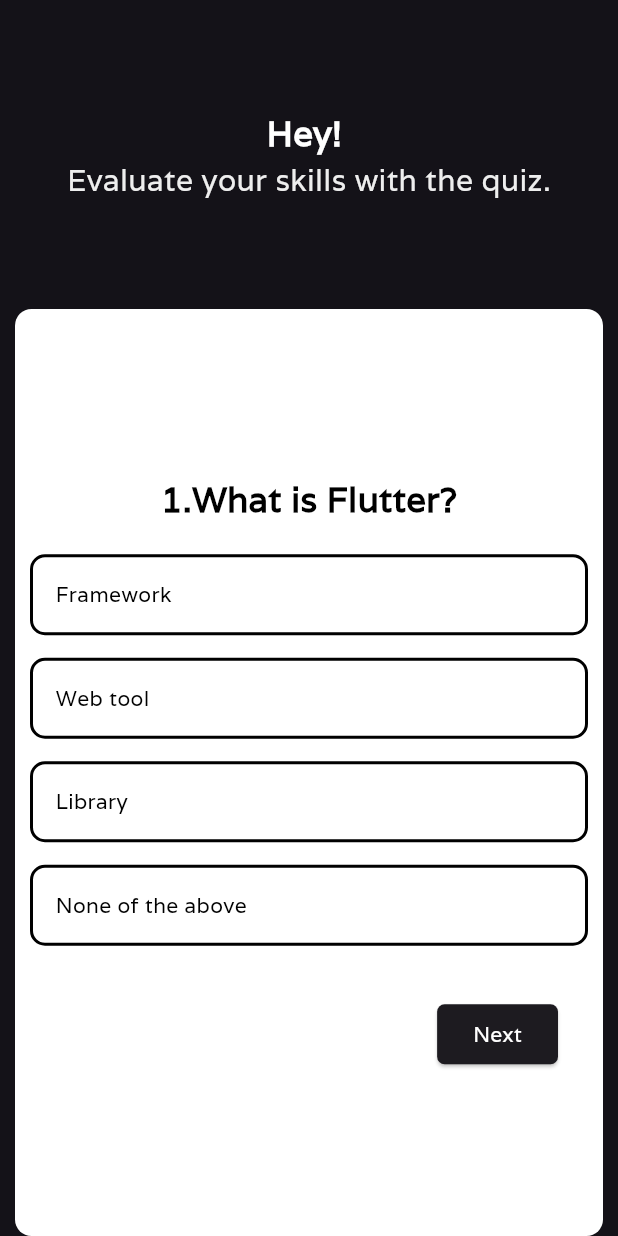
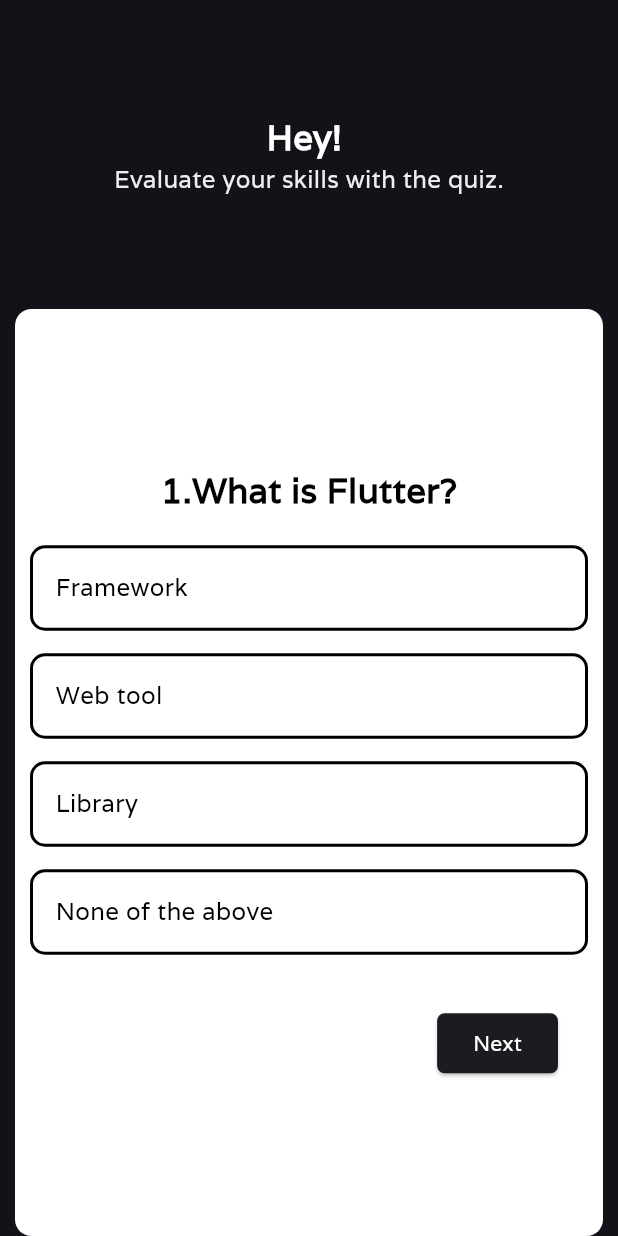
Before and after one commit to thiruu03/Quizapp, a Flutter app: the Quizscreen screen opened directly with empty values, after a tap on "Next", after a tap on "Back", on a phone screen of 412 x 824 dp. Run offline on Flutter 3.47's test engine with Material 3 defaults, Android fonts, the phone set to English and light mode, and no system bars.

Commit message:
initial commit

```diff
--- a/lib/pages/quizscreen.dart
+++ b/lib/pages/quizscreen.dart
@@ -13,36 +13,39 @@ PageController pageController = PageController(initialPage: 0);
 
 class _QuizscreenState extends State<Quizscreen> {
   int correctanswers = 0;
-
-  int? selectedOptionIndex; // Track selected option
-  bool? isAnswerCorrect; // Track whether the selected answer is correct
-  bool isAnswerSelected = false; // Flag to prevent re-selection
+  int? selectedOptionIndex;
+  bool? isAnswerCorrect;
+  bool isAnswerSelected = false;
 
   @override
   Widget build(BuildContext context) {
     final screenSize = MediaQuery.of(context).size;
     final isSmallScreen = screenSize.width < 600;
     final paddingSize = isSmallScreen ? 10.0 : 15.0;
+    final fontSize = isSmallScreen ? 23.0 : 30.0;
+    final questionFontSize = isSmallScreen ? 23.0 : 28.0;
+    final optionFontSize = isSmallScreen ? 16.0 : 20.0;
+
     return Scaffold(
       body: Column(
         children: [
           Expanded(
             child: Center(
               child: Container(
-                padding: const EdgeInsets.symmetric(horizontal: 10),
+                padding: EdgeInsets.symmetric(horizontal: paddingSize),
                 child: Column(
                   mainAxisAlignment: MainAxisAlignment.center,
                   children: [
                     Text(
                       "Hey! ${widget.name}",
-                      style: const TextStyle(
-                          fontSize: 23,
+                      style: TextStyle(
+                          fontSize: fontSize,
                           color: Colors.white,
                           fontWeight: FontWeight.bold),
                     ),
                     Text(
                       "Evaluate your skills with the quiz.",
-                      style: TextStyle(fontSize: 20, color: Colors.grey[200]),
+                      style: TextStyle(fontSize: optionFontSize, color: Colors.grey[200]),
                     ),
                   ],
                 ),
@@ -64,27 +67,21 @@ class _QuizscreenState extends State<Quizscreen> {
                     padding: EdgeInsets.symmetric(horizontal: paddingSize),
                     decoration: const BoxDecoration(
                       color: Colors.white,
-                      borderRadius: BorderRadius.all(
-                        Radius.circular(11),
-                      ),
+                      borderRadius: BorderRadius.all(Radius.circular(11)),
                     ),
                     child: Column(
                       mainAxisAlignment: MainAxisAlignment.center,
                       children: [
-                        const SizedBox(
-                          height: 20,
-                        ),
+                        const SizedBox(height: 20),
                         Text(
                           quizdata['question'],
-                          style: const TextStyle(
+                          style: TextStyle(
                             color: Colors.black,
-                            fontSize: 23,
+                            fontSize: questionFontSize,
                             fontWeight: FontWeight.bold,
                           ),
                         ),
-                        const SizedBox(
-                          height: 20,
-                        ),
+                        const SizedBox(height: 20),//
                         ...List.generate(
                           quizdata['options'].length,
                               (optionIndex) {
@@ -103,36 +100,33 @@ class _QuizscreenState extends State<Quizscreen> {
 
                             return GestureDetector(
                               onTap: isAnswerSelected
-                                  ? null // Disable further taps after selection
+                                  ? null
                                   : () {
                                 setState(() {
                                   selectedOptionIndex = optionIndex;
                                   isAnswerCorrect =
                                       optionIndex == correctAnswerIndex;
 
-                                        // Increment correct answers if answer is correct
                                   if (isAnswerCorrect == true) {
                                     correctanswers++;
                                   }
-
-                                        isAnswerSelected =
-                                            true; // Mark answer as selected
+                                  isAnswerSelected = true;
                                 });
                               },
                               child: Container(
                                 margin: const EdgeInsets.only(bottom: 15),
                                 padding: const EdgeInsets.all(15),
                                 decoration: BoxDecoration(
-                                  border:
-                                      Border.all(color: borderColor, width: 2),
+                                  border: Border.all(color: borderColor, width: 2),
                                   borderRadius: BorderRadius.circular(10),
                                 ),
                                 child: Row(
                                   children: [
                                     Text(
                                       quizdata["options"][optionIndex],
-                                      style:
-                                          const TextStyle(color: Colors.black),
+                                      style: TextStyle(
+                                          color: Colors.black,
+                                          fontSize: optionFontSize),
                                     ),
                                   ],
                                 ),
@@ -140,6 +134,7 @@ class _QuizscreenState extends State<Quizscreen> {
                             );
                           },
                         ),
+                        // Control buttons with responsiveness
                         Container(
                           margin: const EdgeInsets.all(20),
                           child: Row(
@@ -152,19 +147,16 @@ class _QuizscreenState extends State<Quizscreen> {
                                   setState(() {
                                     selectedOptionIndex = null;
                                     isAnswerCorrect = null;
-                                          isAnswerSelected =
-                                              false; // Reset the flag
+                                    isAnswerSelected = false;
                                     pageController.previousPage(
-                                              duration: const Duration(
-                                                  milliseconds: 200),
+                                        duration: const Duration(milliseconds: 200),
                                         curve: Curves.linear);
                                   });
                                 },
                                 style: ElevatedButton.styleFrom(
                                   foregroundColor: Colors.white,
                                   shape: RoundedRectangleBorder(
-                                          borderRadius:
-                                              BorderRadius.circular(5),
+                                    borderRadius: BorderRadius.circular(5),
                                   ),
                                 ),
                                 child: const Text("Back"),
@@ -180,8 +172,7 @@ class _QuizscreenState extends State<Quizscreen> {
                                         height: 500,
                                         width: double.infinity,
                                         child: Column(
-                                                mainAxisAlignment:
-                                                    MainAxisAlignment.center,
+                                          mainAxisAlignment: MainAxisAlignment.center,
                                           children: [
                                             Stack(
                                               alignment: Alignment.center,
@@ -189,21 +180,16 @@ class _QuizscreenState extends State<Quizscreen> {
                                                 Container(
                                                   height: 250,
                                                   width: 250,
-                                                        decoration:
-                                                            BoxDecoration(
-                                                          border: Border
-                                                              .fromBorderSide(
+                                                  decoration: BoxDecoration(
+                                                    border: Border.fromBorderSide(
                                                       BorderSide(
                                                         width: 2,
-                                                              color: correctanswers <
-                                                                      5
+                                                        color: correctanswers < 5
                                                             ? Colors.red
-                                                                  : Colors
-                                                                      .green,
+                                                            : Colors.green,
                                                       ),
                                                     ),
-                                                          shape:
-                                                              BoxShape.circle,
+                                                    shape: BoxShape.circle,
                                                   ),
                                                 ),
                                                 Text(
@@ -212,43 +198,32 @@ class _QuizscreenState extends State<Quizscreen> {
                                                       : "Yeah!\n$correctanswers/10",
                                                   style: const TextStyle(
                                                     fontSize: 22,
-                                                          fontWeight:
-                                                              FontWeight.bold,
+                                                    fontWeight: FontWeight.bold,
                                                   ),
                                                 ),
                                               ],
                                             ),
-                                                  const SizedBox(
-                                                    height: 20,
-                                                  ),
+                                            const SizedBox(height: 20),
                                             ElevatedButton(
                                               onPressed: () {
                                                 setState(() {
                                                   correctanswers = 0;
-                                                        pageController
-                                                            .jumpTo(0);
+                                                  pageController.jumpTo(0);
                                                   Navigator.pop(context);
                                                 });
                                               },
-                                                    style: ElevatedButton
-                                                        .styleFrom(
-                                                      foregroundColor:
-                                                          Colors.black,
-                                                      backgroundColor:
-                                                          Colors.white,
-                                                      shape:
-                                                          RoundedRectangleBorder(
-                                                        borderRadius:
-                                                            BorderRadius
-                                                                .circular(5),
+                                              style: ElevatedButton.styleFrom(
+                                                foregroundColor: Colors.black,
+                                                backgroundColor: Colors.white,
+                                                shape: RoundedRectangleBorder(
+                                                  borderRadius: BorderRadius.circular(5),
                                                 ),
                                               ),
                                               child: const Text(
                                                 "Start Again",
                                                 style: TextStyle(
                                                   fontSize: 20,
-                                                        fontWeight:
-                                                            FontWeight.bold,
+                                                  fontWeight: FontWeight.bold,
                                                 ),
                                               ),
                                             ),
@@ -261,46 +236,40 @@ class _QuizscreenState extends State<Quizscreen> {
                                 style: ElevatedButton.styleFrom(
                                   foregroundColor: Colors.white,
                                   shape: RoundedRectangleBorder(
-                                          borderRadius:
-                                              BorderRadius.circular(5),
+                                    borderRadius: BorderRadius.circular(5),
                                   ),
                                 ),
                                 child: const Text("Submit"),
                               )
                                   : ElevatedButton(
                                 onPressed: () {
-                                        setState(
-                                          () {
+                                  setState(() {
                                     selectedOptionIndex = null;
                                     isAnswerCorrect = null;
-                                            isAnswerSelected =
-                                                false; // Reset flag
+                                    isAnswerSelected = false;
                                     pageController.nextPage(
-                                                duration: const Duration(
-                                                    milliseconds: 200),
+                                        duration: const Duration(milliseconds: 200),
                                         curve: Curves.linear);
-                                          },
-                                        );
+                                  });
                                 },
                                 style: ElevatedButton.styleFrom(
                                   foregroundColor: Colors.white,
                                   shape: RoundedRectangleBorder(
-                                          borderRadius:
-                                              BorderRadius.circular(5),
+                                    borderRadius: BorderRadius.circular(5),
                                   ),
                                 ),
                                 child: const Text("Next"),
                               ),
                             ],
                           ),
-                        ),
+                        )
                       ],
                     ),
                   );
                 },
               ),
             ),
-          )
+          ),
         ],
       ),
     );
```
Also changed, not shown: lib/pages/introscreen.dart (+14 -12 lines). Lines whose indentation alone changed are shown as unchanged.
